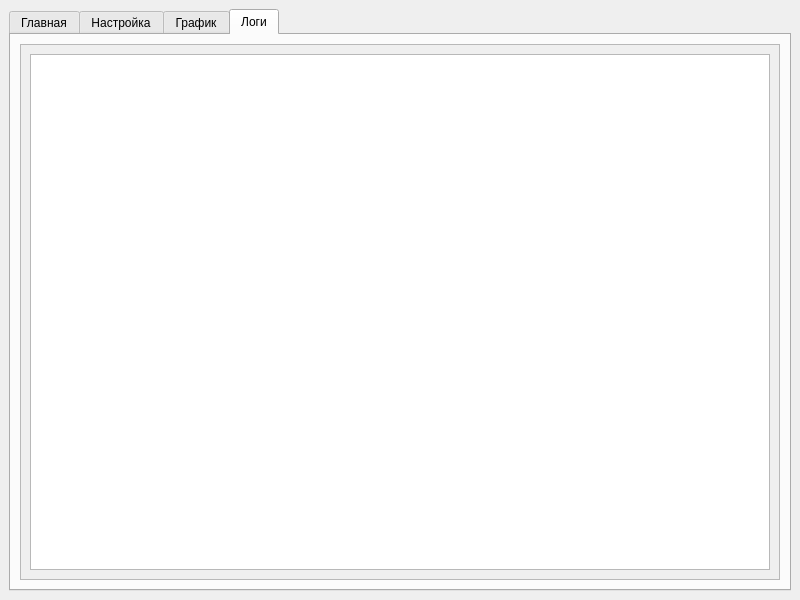
Old version of the form code/Application/mainwindow.ui in the repository dimkashelk/architecture_software_systems.
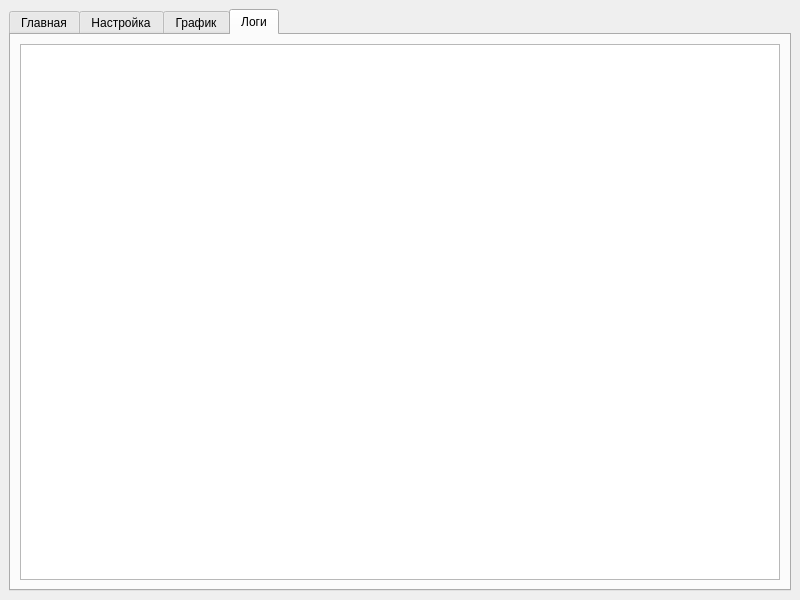
New version of the form. The open tabs and pages were chosen to show the change.

The edit to the form file:
```diff
--- a/code/Application/mainwindow.ui
+++ b/code/Application/mainwindow.ui
@@ -266,26 +266,7 @@
        </attribute>
        <layout class="QHBoxLayout" name="horizontalLayout_2">
         <item>
-         <widget class="QScrollArea" name="scrollArea">
-          <property name="widgetResizable">
-           <bool>true</bool>
-          </property>
-          <widget class="QWidget" name="scrollAreaWidgetContents">
-           <property name="geometry">
-            <rect>
-             <x>0</x>
-             <y>0</y>
-             <width>770</width>
-             <height>550</height>
-            </rect>
-           </property>
-           <layout class="QHBoxLayout" name="horizontalLayout_6">
-            <item>
-             <widget class="QListView" name="list_logs"/>
-            </item>
-           </layout>
-          </widget>
-         </widget>
+                                    <widget class="QListWidget" name="logs"/>
         </item>
        </layout>
       </widget>
```
Left out of the diff: 2 changed lines with no effect on the pictures. Lines whose indentation alone changed are shown as unchanged.
